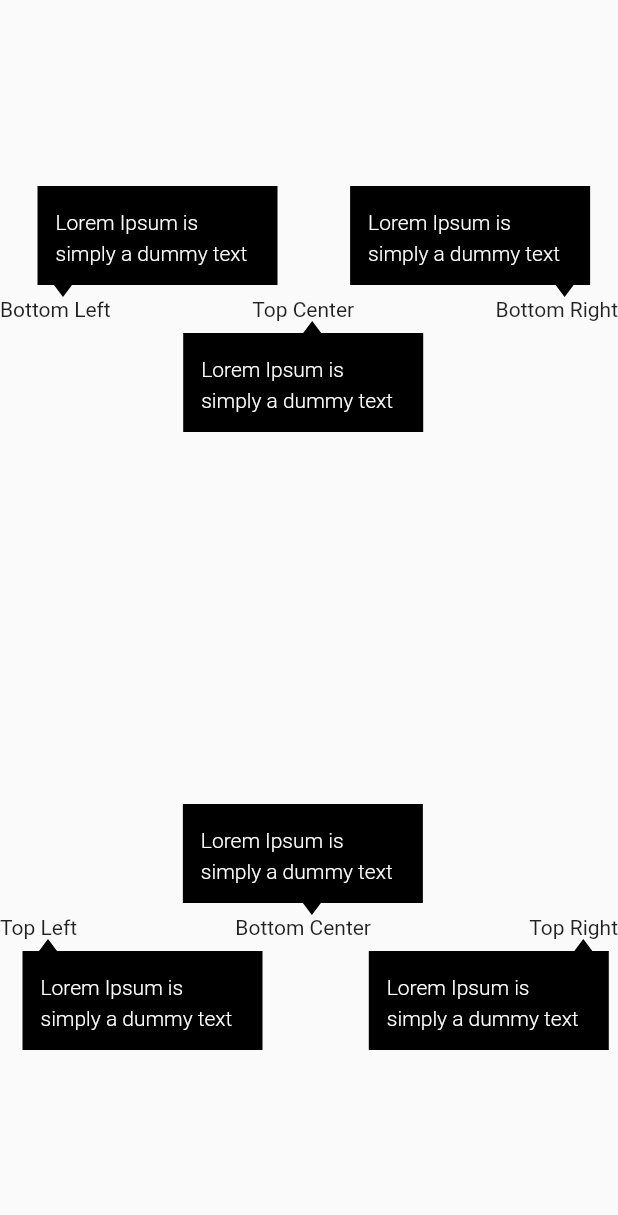
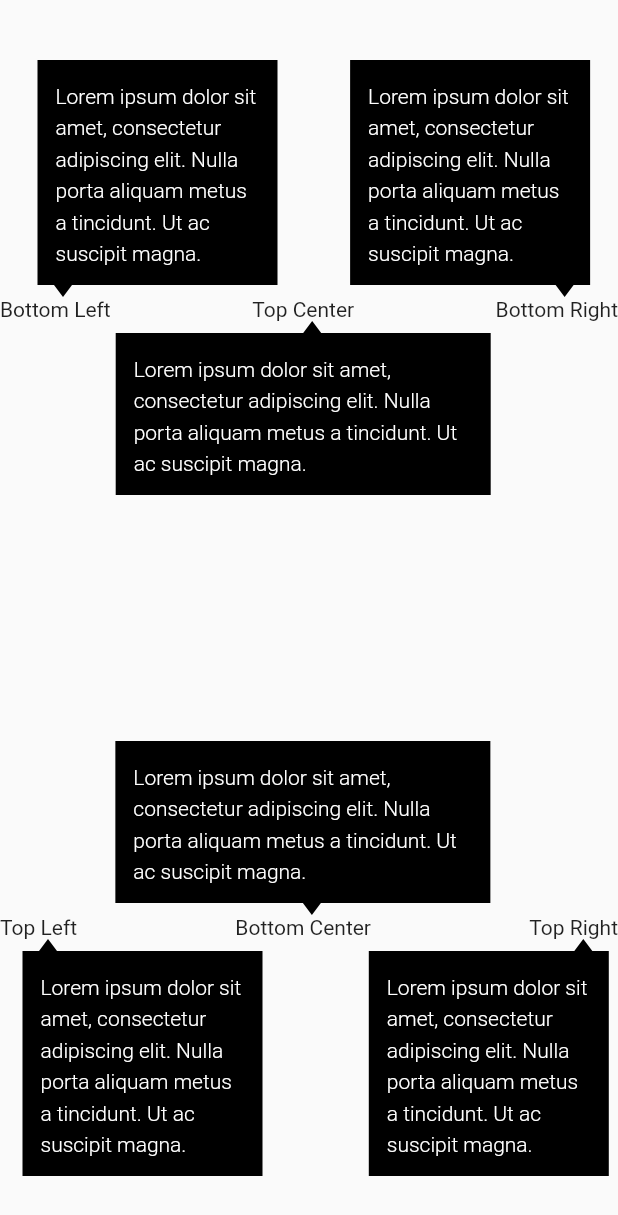
Before and after one commit to joafc96/balloon_tip, a Flutter app: the screen it shows after launch, on a phone screen of 412 x 824 dp. Shown: the top 1215 px of the screen. Run offline on Flutter 3.47's test engine with Material 2 defaults, Android fonts, the phone set to English and light mode, and no system bars.

Commit message:
Added additional properties to make the balloon tip more customisable

```diff
--- a/example/lib/main.dart
+++ b/example/lib/main.dart
@@ -27,7 +27,7 @@ class MyHomePage extends StatelessWidget {
   @override
   Widget build(BuildContext context) {
     const balloonTipContent = Text(
-      "Lorem Ipsum is simply a dummy text",
+      "Lorem ipsum dolor sit amet, consectetur adipiscing elit. Nulla porta aliquam metus a tincidunt. Ut ac suscipit magna.",
       style: TextStyle(
         fontSize: 14,
         height: 1.5,
@@ -36,7 +36,8 @@ class MyHomePage extends StatelessWidget {
       ),
     );
 
-    return Scaffold(
+    return SafeArea(
+      child: Scaffold(
         body: Column(
           mainAxisAlignment: MainAxisAlignment.spaceAround,
           crossAxisAlignment: CrossAxisAlignment.center,
@@ -52,6 +53,7 @@ class MyHomePage extends StatelessWidget {
                 BalloonTip(
                   content: balloonTipContent,
                   arrowPosition: ArrowPosition.topCenter,
+                  containerMaxWidth: 250,
                   child: Text("Top Center"),
                 ),
                 BalloonTip(
@@ -72,6 +74,7 @@ class MyHomePage extends StatelessWidget {
                 BalloonTip(
                   content: balloonTipContent,
                   arrowPosition: ArrowPosition.bottomCenter,
+                  containerMaxWidth: 250,
                   child: Text("Bottom Center"),
                 ),
                 BalloonTip(
@@ -83,6 +86,7 @@ class MyHomePage extends StatelessWidget {
             ),
           ],
         ),
+      ),
     );
   }
 }
--- a/lib/src/overlay/arrow.dart
+++ b/lib/src/overlay/arrow.dart
@@ -1,11 +1,11 @@
-import 'package:flutter/material.dart';
+import 'package:flutter/widgets.dart';
 
 import '../index.dart';
 import 'index.dart';
 
 class OverlayArrow extends StatelessWidget {
   /// [color] background color applied for the arrow
-  final Color? color;
+  final Color color;
 
   /// [position] position of the arrow where it has to be rendered
   final ArrowPosition position;
@@ -28,7 +28,7 @@ class OverlayArrow extends StatelessWidget {
     required this.width,
     required this.height,
     required this.fadeAnimation,
-    this.color,
+    required this.color,
     this.semanticsLabel,
     super.key,
   });
@@ -53,7 +53,7 @@ class OverlayArrow extends StatelessWidget {
       quarterTurns: quarterTurns,
       child: CustomPaint(
         size: Size(width, height),
-        painter: TrianglePainter(strokeColor: color ?? Colors.black),
+        painter: TrianglePainter(strokeColor: color ),
       ),
     );
   }
--- a/lib/src/overlay/container.dart
+++ b/lib/src/overlay/container.dart
@@ -1,6 +1,4 @@
 import 'package:flutter/material.dart';
-
-import '../constants.dart';
 
 class OverlayContainer extends StatelessWidget {
   /// [child] child of the container
@@ -14,14 +12,11 @@ class OverlayContainer extends StatelessWidget {
 
   /// [maxWidth] maximum width applied to the container
   /// deafault value is 160
-  final double? maxWidth;
+  final double maxWidth;
 
   /// [minWidth] minimum width applied to the container
   /// deafault value is 80
-  final double? minWidth;
-
-  /// [onBackPressed] function which triggers while user clicks the close icon
-  final VoidCallback? onBackPressed;
+  final double minWidth;
 
   /// [fadeAnimation] Animation tween applid to the overlay
   final Animation<double> fadeAnimation;
@@ -34,10 +29,9 @@ class OverlayContainer extends StatelessWidget {
     required this.child,
     required this.fadeAnimation,
     this.color,
-    this.onBackPressed,
     this.padding,
-    this.maxWidth,
-    this.minWidth,
+    required this.maxWidth,
+    required this.minWidth,
     this.semanticsLabel,
     super.key,
   });
@@ -52,13 +46,11 @@ class OverlayContainer extends StatelessWidget {
         child: FadeTransition(
           opacity: fadeAnimation,
           child: Container(
-            color: color ?? Colors.black,
-            padding: padding ?? BalloonTipConstants.overlayContainerPadding,
+            color: color,
+            padding: padding,
             constraints: BoxConstraints(
-              minWidth:
-                  minWidth ?? BalloonTipConstants.overlayContainerMinWidth,
-              maxWidth:
-                  maxWidth ?? BalloonTipConstants.overlayContainerMaxWidth,
+              minWidth: minWidth,
+              maxWidth: maxWidth,
             ),
             child: child,
           ),
--- a/lib/src/widget.dart
+++ b/lib/src/widget.dart
@@ -1,4 +1,4 @@
-import 'package:flutter/widgets.dart';
+import 'package:flutter/material.dart';
 
 import 'models/index.dart';
 import 'overlay/index.dart';
@@ -11,38 +11,77 @@ class BalloonTip extends StatefulWidget {
   final Widget child;
 
   // @required
-  /// [content] Content within the balloontip bubble.
+  /// [content] Content within the balloontip container.
   final Widget content;
-
-  // @optional
-  /// [onClick] Callback for balloonTip bubble close button.
-  final VoidCallback? onClick;
 
   // @optional
   // default: `BalloonTipArrowPosition.bottomCenter`
   /// [arrowPosition] Desired tooltip position in relationship to the trigger.
-  final ArrowPosition? arrowPosition;
+  final ArrowPosition arrowPosition;
 
-  /* BELOW PROPS ARE NOT PROVIDED IN FIGMA */
   // @optional
   /// [distance] Space between the balloonTip and the trigger.
-  final double? distance;
+  final double arrowTipDistance;
+
+  // @optional
+  /// [containerMaxWidth] maximum width applied to the container
+  final double containerMaxWidth;
+
+  // @optional
+  /// [containerMinWidth] minimum width applied to the container
+  final double containerMinWidth;
+
+  // @optional
+  /// [containerMinWidth] inner padding applied to the container
+  final EdgeInsets containerPadding;
 
   // @optional
   /// [color] Background color of the balloonTip and the arrow.
-  final Color? color;
+  final Color backgroundColor;
 
   // @optional
-  /// [semanticsLabel] An optional semanticsLabel to be provided for automation team
+  /// [duration] The forward duration of the opacity animation.
+  final Duration duration;
+
+  // @optional
+  /// [reverseDuration] The reverse duration of the opacity animation.
+  final Duration reverseDuration;
+
+  // @optional
+  /// [curve] The forward curve of the opacity animation.
+  final Curve curve;
+
+  // @optional
+  /// [reverseCurve] The reverse curve of the opacity animation.
+  final Curve reverseCurve;
+
+  // @optional
+  /// [showWhenUnlinked] Whether to show when composited follower is unlinked
+  final bool showWhenUnlinked;
+
+// @optional
+  /// [textDirection] The text direction applied to the text content
+  final TextDirection textDirection;
+
+  // @optional
+  /// [semanticsLabel] An optional semanticsLabel to be provided for automation.
   final String? semanticsLabel;
 
   const BalloonTip({
     required this.child,
     required this.content,
-    this.onClick,
-    this.color,
+    this.backgroundColor = Colors.black,
+    this.duration = const Duration(milliseconds: 150),
+    this.reverseDuration = const Duration(milliseconds: 75),
+    this.curve = Curves.easeInOut,
+    this.reverseCurve = Curves.easeInOut,
     this.arrowPosition = ArrowPosition.bottomCenter,
-    this.distance = 0,
+    this.arrowTipDistance = 0,
+    this.showWhenUnlinked = false,
+    this.containerMinWidth = 80,
+    this.containerMaxWidth = 160,
+    this.containerPadding = const EdgeInsets.all(12),
+    this.textDirection = TextDirection.ltr,
     this.semanticsLabel,
     super.key,
   });
@@ -55,8 +94,8 @@ class _BalloonTipState extends State<BalloonTip>
     with WidgetsBindingObserver, SingleTickerProviderStateMixin {
   late final AnimationController _animationController = AnimationController(
     vsync: this,
-    duration: const Duration(milliseconds: 150),
-    reverseDuration: const Duration(milliseconds: 75),
+    duration: widget.duration,
+    reverseDuration: widget.reverseDuration,
     debugLabel: "__balloon_tip_animation__",
     value: 0.0,
     lowerBound: 0.0,
@@ -65,8 +104,8 @@ class _BalloonTipState extends State<BalloonTip>
 
   late final Animation<double> _fadeAnim = CurvedAnimation(
     parent: _animationController,
-    curve: Curves.easeInOut,
-    reverseCurve: Curves.easeInOut,
+    curve: widget.curve,
+    reverseCurve: widget.reverseCurve,
   );
 
   // Unique link used for composited target and follower
@@ -83,7 +122,7 @@ class _BalloonTipState extends State<BalloonTip>
   final GlobalKey _triggerBoxKey = GlobalKey(debugLabel: "__trigger_box__");
 
   // Overlay state and entries
-  late final OverlayState? _overlayState = Overlay.of(context);
+  late final OverlayState _overlayState = Overlay.of(context);
   OverlayEntry? _overlayContainerEntry;
   OverlayEntry? _overlayArrowEntry;
 
@@ -148,8 +187,11 @@ class _BalloonTipState extends State<BalloonTip>
           child: Center(
             child: OverlayContainer(
               key: _hiddenOverlayKey,
-              color: widget.color,
+              color: widget.backgroundColor,
               fadeAnimation: _fadeAnim,
+              padding: widget.containerPadding,
+              minWidth: widget.containerMinWidth,
+              maxWidth: widget.containerMaxWidth,
               child: widget.content,
             ),
           ),
@@ -157,7 +199,7 @@ class _BalloonTipState extends State<BalloonTip>
       },
     );
 
-    _overlayState?.insert(_overlayEntryHidden!);
+    _overlayState.insert(_overlayEntryHidden!);
   }
 
   /// Loads the balloontip into view
@@ -173,7 +215,7 @@ class _BalloonTipState extends State<BalloonTip>
         arrowBox: _arrowBox,
         triggerBox: _triggerBox,
         overlayBox: _overlayBox,
-        distance: widget.distance!,
+        distance: widget.arrowTipDistance,
       ),
     ).load(
       preferredPosition: widget.arrowPosition,
@@ -190,10 +232,10 @@ class _BalloonTipState extends State<BalloonTip>
               toolTipElementsDisplay.arrow.x,
               toolTipElementsDisplay.arrow.y,
             ),
-            showWhenUnlinked:
-                false, // to hide the follower when unlinked from the target
+            showWhenUnlinked: widget
+                .showWhenUnlinked, // to hide the follower when unlinked from the target
             child: OverlayArrow(
-              color: widget.color,
+              color: widget.backgroundColor,
               position: toolTipElementsDisplay.position,
               width: _arrowBox.w,
               height: _arrowBox.h,
@@ -209,29 +251,34 @@ class _BalloonTipState extends State<BalloonTip>
     _overlayContainerEntry = OverlayEntry(
       builder: (context) {
         return Align(
+          alignment: Alignment.topLeft,
           child: CompositedTransformFollower(
             link: _layerLink,
             offset: Offset(
               toolTipElementsDisplay.container.x,
               toolTipElementsDisplay.container.y,
             ),
-            showWhenUnlinked:
-                false, // to hide the follower when unlinked from the target
-            child: OverlayContainer(
-              color: widget.color,
-              onBackPressed: _onBackPressed,
-              fadeAnimation: _fadeAnim,
-              semanticsLabel: widget.semanticsLabel,
-              child: widget.content,
-
+            showWhenUnlinked: widget
+                .showWhenUnlinked, // to hide the follower when unlinked from the target
+            child: Directionality(
+              textDirection: widget.textDirection,
+              child: OverlayContainer(
+                color: widget.backgroundColor,
+                fadeAnimation: _fadeAnim,
+                semanticsLabel: widget.semanticsLabel,
+                padding: widget.containerPadding,
+                minWidth: widget.containerMinWidth,
+                maxWidth: widget.containerMaxWidth,
+                child: widget.content,
+              ),
             ),
           ),
         );
       },
     );
 
-    _overlayState?.insert(_overlayContainerEntry!);
-    _overlayState?.insert(_overlayArrowEntry!);
+    _overlayState.insert(_overlayContainerEntry!);
+    _overlayState.insert(_overlayArrowEntry!);
 
     _overlayIsShown = true;
   }
@@ -297,10 +344,10 @@ class _BalloonTipState extends State<BalloonTip>
   }
 
   // Handles the back press event
-  void _onBackPressed() async {
-    widget.onClick?.call();
+  // void _onBackPressed() async {
+  //   widget.onClick?.call();
 
-    await _animationController.reverse();
-    _hideOverlay();
-  }
+  //   await _animationController.reverse();
+  //   _hideOverlay();
+  // }
 }
```
Lines whose indentation alone changed are shown as unchanged.
